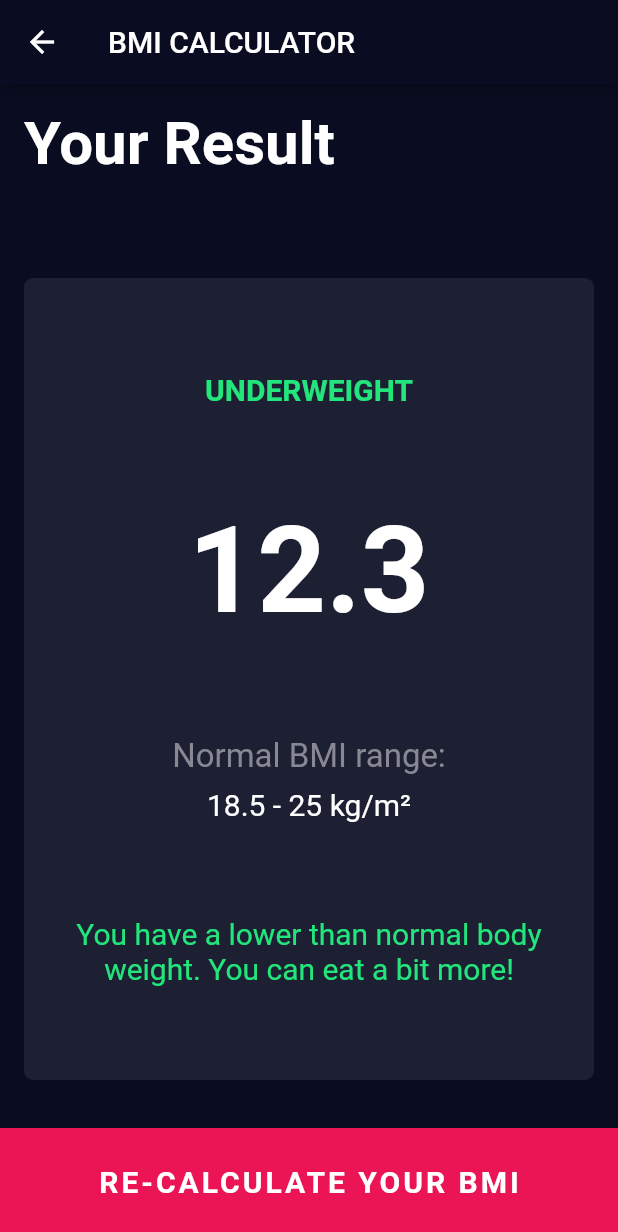
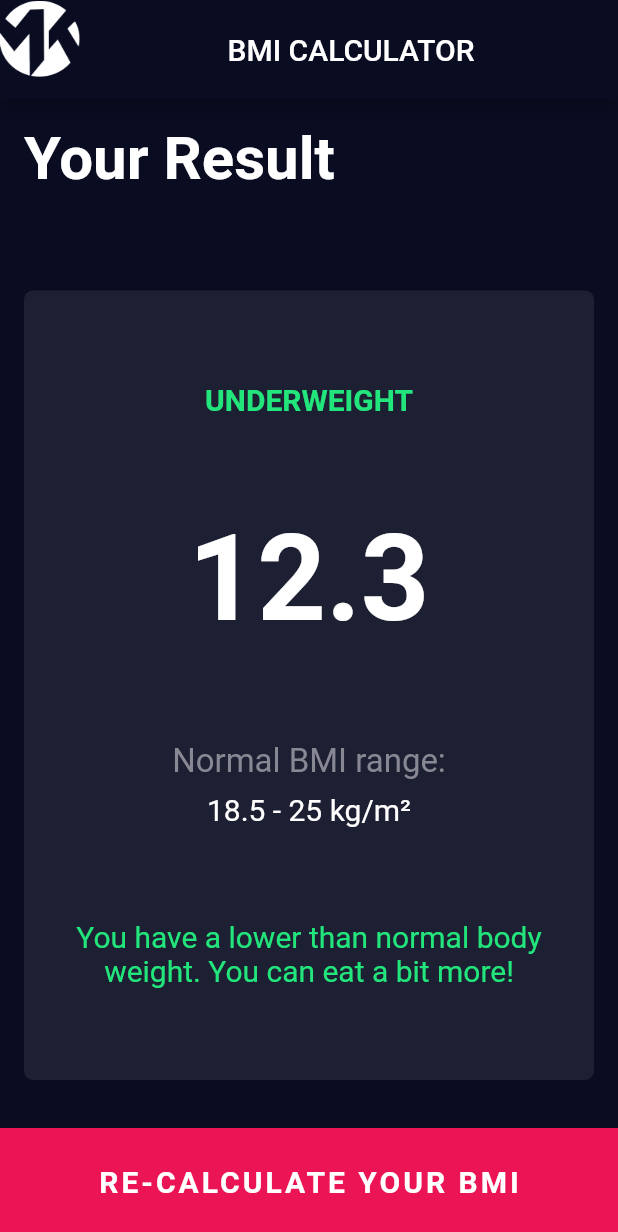
Before and after one commit to MFrankestien/bmi-calculator, a Flutter app: the screen it shows after launch, after a tap on "CALCULATE", on a phone screen of 412 x 824 dp. Shown: the top 1232 px of the screen. Run offline on Flutter 3.47's test engine with Material 2 defaults, Android fonts, the phone set to English and light mode, and no system bars; our stand-ins replace font_awesome_flutter.

Commit message:
done with mk logo

```diff
--- a/lib/InputPage.dart
+++ b/lib/InputPage.dart
@@ -22,6 +22,14 @@ class _InputPageState extends State<InputPage> {
   Widget build(BuildContext context) {
     return Scaffold(
       appBar: AppBar(
+        toolbarHeight: 66,
+        leading: Column(
+          crossAxisAlignment: CrossAxisAlignment.center,
+          mainAxisAlignment: MainAxisAlignment.center,
+          children: [
+            Image.asset('assets/images/mk1.png', fit: BoxFit.fill,),
+          ],
+        ),
 
         title: Center(child: Text('BMI CALCULATOR')),
       ),
--- a/lib/result.dart
+++ b/lib/result.dart
@@ -15,7 +15,16 @@ class ResultsPage extends StatelessWidget {
   Widget build(BuildContext context) {
     return Scaffold(
       appBar: AppBar(
-        title: Text('BMI CALCULATOR'),
+        toolbarHeight: 66,
+        leading: Column(
+          crossAxisAlignment: CrossAxisAlignment.center,
+          mainAxisAlignment: MainAxisAlignment.center,
+          children: [
+            Image.asset('assets/images/mk1.png', fit: BoxFit.fill,),
+          ],
+        ),
+
+        title: Center(child: Text('BMI CALCULATOR')),
       ),
       body: Column(
         mainAxisAlignment: MainAxisAlignment.spaceEvenly,
--- a/pubspec.yaml
+++ b/pubspec.yaml
@@ -46,9 +46,9 @@ flutter:
   uses-material-design: true
 
   # To add assets to your application, add an assets section, like this:
-  # assets:
-  #   - images/a_dot_burr.jpeg
-  #   - images/a_dot_ham.jpeg
+  assets:
+    - assets/images/
+
 
   # An image asset can refer to one or more resolution-specific "variants", see
   # https://flutter.dev/assets-and-images/#resolution-aware.
```
Also changed, not shown: assets/images/mk1.png (renamed from assets/mk1.png).
